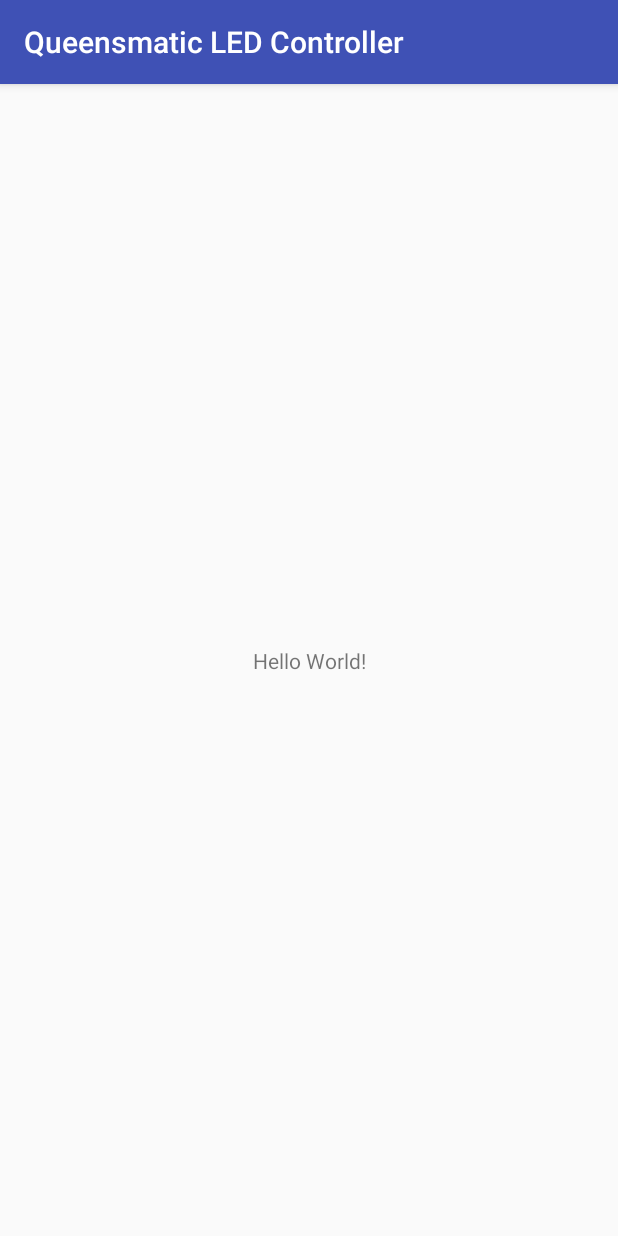
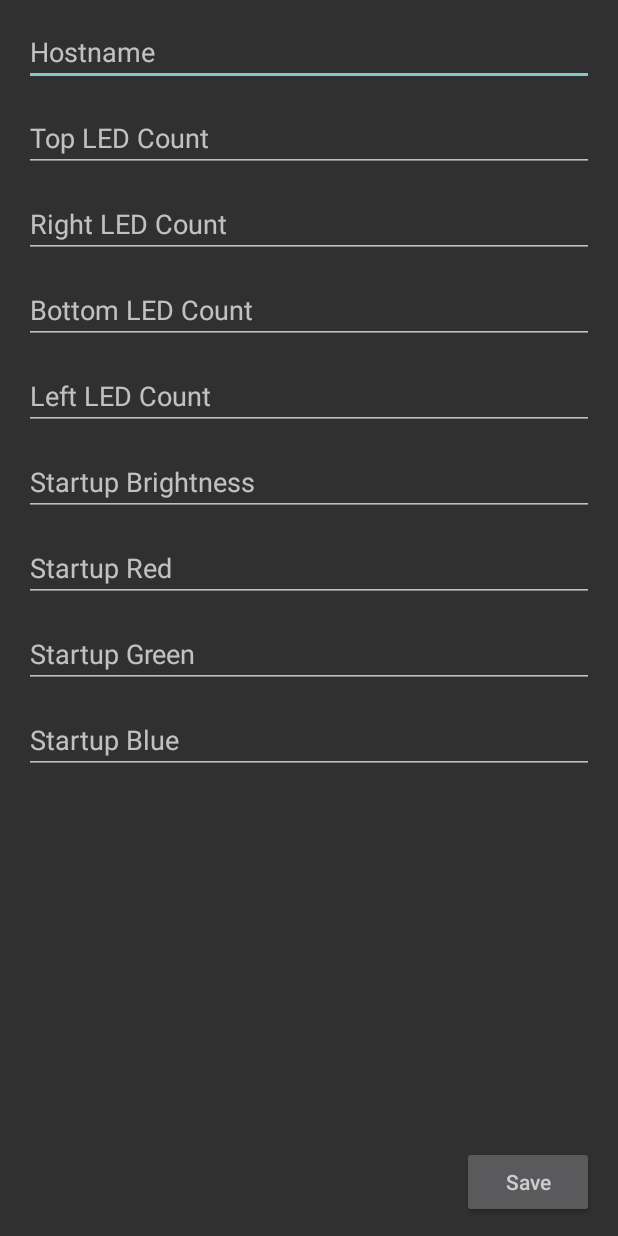
Before and after one commit to paulmandal/queensmatic, an Android app: the screen it shows after launch (MainActivity before the commit, ConfigActivity after it), on a phone screen of 412 x 824 dp. Run offline under Robolectric (Android 15) with nearby library versions, the phone set to English and light mode, and no system bars; 1 statement that could not run was skipped.

Commit message:
Fleshed out config activity a bit, taking a break to eat

```diff
--- a/QueensmaticLEDController/app/build.gradle
+++ b/QueensmaticLEDController/app/build.gradle
@@ -5,7 +5,7 @@ android {
     buildToolsVersion "25.0.2"
     defaultConfig {
         applicationId "com.paulmandal.queensmaticledcontroller"
-        minSdkVersion 14
+        minSdkVersion 19
         targetSdkVersion 25
         versionCode 1
         versionName "1.0"
--- /dev/null
+++ b/QueensmaticLEDController/app/src/main/java/com/paulmandal/queensmaticledcontroller/ConfigActivity.java
@@ -0,0 +1,175 @@
+package com.paulmandal.queensmaticledcontroller;
+
+import android.content.DialogInterface;
+import android.content.Intent;
+import android.os.Bundle;
+import android.support.v7.app.AlertDialog;
+import android.support.v7.app.AppCompatActivity;
+import android.view.View;
+import android.widget.Button;
+import android.widget.TextView;
+
+import com.paulmandal.queensmaticledcontroller.api.ApiConnection;
+import com.paulmandal.queensmaticledcontroller.data.AppConfiguration;
+import com.paulmandal.queensmaticledcontroller.data.Configuration;
+
+/**
+ * Config activity - update API and app configuration
+ */
+
+public class ConfigActivity extends AppCompatActivity {
+
+    /**
+     * API Connection
+     */
+    ApiConnection mApiConnection;
+
+    /**
+     * Current application configuration
+     */
+    AppConfiguration mAppConfiguration;
+
+    /**
+     * Current LED strip configuration
+     */
+    Configuration mConfiguration = null;
+
+    /**
+     * References to UI elements
+     */
+    TextView mHostname;
+    TextView mTopLedCount;
+    TextView mRightLedCount;
+    TextView mBottomLedCount;
+    TextView mLeftLedCount;
+    TextView mStartupBrightness;
+    TextView mStartupRed;
+    TextView mStartupGreen;
+    TextView mStartupBlue;
+    Button mSaveButton;
+
+    /**
+     * Error alert dialog
+     */
+    private AlertDialog mAlertDialog;
+
+    @Override
+    protected void onCreate(Bundle savedInstanceState) {
+        super.onCreate(savedInstanceState);
+        setContentView(R.layout.activity_config);
+
+        // Get UI element references
+        mHostname = (TextView)findViewById(R.id.hostname);
+        mTopLedCount = (TextView)findViewById(R.id.top_led_count);
+        mRightLedCount = (TextView)findViewById(R.id.right_led_count);
+        mBottomLedCount = (TextView)findViewById(R.id.bottom_led_count);
+        mLeftLedCount = (TextView)findViewById(R.id.left_led_count);
+        mStartupBrightness = (TextView)findViewById(R.id.startup_brightness);
+        mStartupRed = (TextView)findViewById(R.id.startup_red);
+        mStartupGreen = (TextView)findViewById(R.id.startup_green);
+        mStartupBlue = (TextView)findViewById(R.id.startup_blue);
+        mSaveButton = (Button)findViewById(R.id.button_save);
+
+        mHostname.setOnFocusChangeListener(mHostnameFocusListener);
+        mSaveButton.setOnClickListener(mSaveButtonListener);
+
+        mAppConfiguration = new AppConfiguration(this);
+        mApiConnection = new ApiConnection();
+    }
+
+    @Override
+    public void onResume() {
+        super.onResume();
+        // Fetch config if hostname is available
+        String hostname = mAppConfiguration.getHostname();
+        if(hostname != null) {
+            mHostname.setText(hostname);
+        } else {
+            mHostname.requestFocus();
+        }
+    }
+
+    @Override
+    public void onPause() {
+        if(mAlertDialog != null) {
+            mAlertDialog.dismiss();
+        }
+        super.onPause();
+    }
+
+    /**
+     * Hostname focus listener - attempts to store hostname when it changes & refresh settings from
+     * API
+     */
+    private View.OnFocusChangeListener mHostnameFocusListener = new View.OnFocusChangeListener() {
+        @Override
+        public void onFocusChange(View v, boolean hasFocus) {
+            if(hasFocus) {
+                String hostname = mHostname.getText().toString();
+                if(!hostname.equals(mAppConfiguration.getHostname())) {
+                    mConfiguration = mApiConnection.fetchConfiguration(hostname);
+                    if(mConfiguration != null) {
+                        updateEditTexts();
+                    } else {
+                        hostnameError();
+                    }
+                }
+            }
+        }
+    };
+
+    /**
+     * Save button listener - sends settings to the API
+     */
+    private View.OnClickListener mSaveButtonListener = new View.OnClickListener() {
+        @Override
+        public void onClick(View v) {
+            // Package API settings and send them to the API
+            int topLedCount = Integer.parseInt(mTopLedCount.getText().toString());
+            int rightLedCount = Integer.parseInt(mRightLedCount.getText().toString());
+            int bottomLedCount = Integer.parseInt(mBottomLedCount.getText().toString());
+            int leftLedCount = Integer.parseInt(mLeftLedCount.getText().toString());
+            int startupBrightness = Integer.parseInt(mStartupBrightness.getText().toString());
+            int startupRed = Integer.parseInt(mStartupRed.getText().toString());
+            int startupGreen = Integer.parseInt(mStartupGreen.getText().toString());
+            int startupBlue = Integer.parseInt(mStartupBlue.getText().toString());
+
+            Configuration configuration = new Configuration(topLedCount, rightLedCount,
+                    bottomLedCount, leftLedCount, startupBrightness, startupRed,
+                    startupGreen, startupBlue);
+        }
+    };
+
+    /**
+     * Update the EditTexts on this screen with configuration from the API
+     */
+    private void updateEditTexts() {
+        mTopLedCount.setText(mConfiguration.topLedCount);
+        mRightLedCount.setText(mConfiguration.rightLedCount);
+        mBottomLedCount.setText(mConfiguration.bottomLedCount);
+        mLeftLedCount.setText(mConfiguration.leftLedCount);
+        mStartupBrightness.setText(mConfiguration.startupBrightness);
+        mStartupRed.setText(mConfiguration.startupRed);
+        mStartupGreen.setText(mConfiguration.startupGreen);
+        mStartupBlue.setText(mConfiguration.startupBlue);
+    }
+
+    /**
+     * Display an error dialog and refocus hostname
+     */
+    private void hostnameError() {
+        mAlertDialog = new AlertDialog.Builder(this)
+                .setTitle(getString(R.string.error_dialog_title, mHostname.getText()))
+                .setMessage(getString(R.string.error_dialog_message))
+                .setPositiveButton(android.R.string.ok, new DialogInterface.OnClickListener() {
+                    public void onClick(DialogInterface dialog, int which) {
+                        mHostname.setText("");
+                        mHostname.requestFocus();
+                    }
+                })
+                .setIcon(android.R.drawable.ic_dialog_alert)
+                .show();
+
+    }
+
+}
--- /dev/null
+++ b/QueensmaticLEDController/app/src/main/java/com/paulmandal/queensmaticledcontroller/ConfigCheck.java
@@ -0,0 +1,38 @@
+package com.paulmandal.queensmaticledcontroller;
+
+import android.content.Intent;
+import android.os.Bundle;
+import android.support.v7.app.AppCompatActivity;
+
+import com.paulmandal.queensmaticledcontroller.data.AppConfiguration;
+
+/**
+ * Initial check for the presence of hostname - if no hostname is found redirect to the settings
+ * activity
+ */
+
+public class ConfigCheck  extends AppCompatActivity {
+
+    @Override
+    protected void onCreate(Bundle savedInstanceState) {
+        super.onCreate(savedInstanceState);
+        setContentView(R.layout.activity_config_check);
+    }
+
+    @Override
+    public void onResume() {
+        super.onResume();
+        Intent i;
+        AppConfiguration appConfiguration = new AppConfiguration(this);
+        if(appConfiguration.getHostname() == null) {
+            // Head to Config activity
+            i = new Intent(this, ConfigActivity.class);
+        } else {
+            // Head to Drawing activity
+            i = new Intent(this, DrawingActivity.class);
+        }
+        startActivity(i);
+        finish();
+    }
+
+}
--- /dev/null
+++ b/QueensmaticLEDController/app/src/main/java/com/paulmandal/queensmaticledcontroller/DrawingActivity.java
@@ -0,0 +1,33 @@
+package com.paulmandal.queensmaticledcontroller;
+
+import android.os.Bundle;
+import android.support.v7.app.AppCompatActivity;
+import android.view.View;
+
+/**
+ * Drawing activity - update LEDs via touch
+ */
+
+public class DrawingActivity extends AppCompatActivity {
+
+    @Override
+    protected void onCreate(Bundle savedInstanceState) {
+        super.onCreate(savedInstanceState);
+        setContentView(R.layout.activity_drawing);
+    }
+
+    @Override
+    public void onWindowFocusChanged(boolean hasFocus) {
+        super.onWindowFocusChanged(hasFocus);
+        if (hasFocus) {
+            getWindow().getDecorView().setSystemUiVisibility(
+                    View.SYSTEM_UI_FLAG_LAYOUT_STABLE
+                            | View.SYSTEM_UI_FLAG_LAYOUT_HIDE_NAVIGATION
+                            | View.SYSTEM_UI_FLAG_LAYOUT_FULLSCREEN
+                            | View.SYSTEM_UI_FLAG_HIDE_NAVIGATION
+                            | View.SYSTEM_UI_FLAG_FULLSCREEN
+                            | View.SYSTEM_UI_FLAG_IMMERSIVE_STICKY);
+        }
+    }
+
+}
--- a/QueensmaticLEDController/app/src/main/java/com/paulmandal/queensmaticledcontroller/MainActivity.java
+++ /dev/null
@@ -1,13 +0,0 @@
-package com.paulmandal.queensmaticledcontroller;
-
-import android.support.v7.app.AppCompatActivity;
-import android.os.Bundle;
-
-public class MainActivity extends AppCompatActivity {
-
-    @Override
-    protected void onCreate(Bundle savedInstanceState) {
-        super.onCreate(savedInstanceState);
-        setContentView(R.layout.activity_main);
-    }
-}
--- /dev/null
+++ b/QueensmaticLEDController/app/src/main/java/com/paulmandal/queensmaticledcontroller/api/ApiConnection.java
@@ -0,0 +1,14 @@
+package com.paulmandal.queensmaticledcontroller.api;
+
+import com.paulmandal.queensmaticledcontroller.data.Configuration;
+
+/**
+ * Handles communication with the API
+ */
+
+public class ApiConnection {
+
+    public Configuration fetchConfiguration(String hostname) {
+        // TODO: fetch config from hostname
+    }
+}
--- /dev/null
+++ b/QueensmaticLEDController/app/src/main/java/com/paulmandal/queensmaticledcontroller/data/Led.java
@@ -0,0 +1,42 @@
+package com.paulmandal.queensmaticledcontroller.data;
+
+/**
+ * State for an LED
+ */
+
+public class Led {
+
+    /**
+     * Index of this LED on the strip
+     */
+    public final int ledNumber;
+
+    /**
+     * Current LED brightness
+     */
+    public int brightness;
+
+    /**
+     * Current LED red level
+     */
+    public int red;
+
+    /**
+     * Current LED blue level
+     */
+    public int blue;
+
+    /**
+     * Current LED green level
+     */
+    public int green;
+
+    public Led(int ledNumber, int brightness, int red, int green, int blue) {
+        this.ledNumber = ledNumber;
+        this.brightness = brightness;
+        this.red = red;
+        this.green = green;
+        this.blue = blue;
+    }
+
+}
--- /dev/null
+++ b/QueensmaticLEDController/app/src/main/res/layout/activity_config.xml
@@ -0,0 +1,106 @@
+<?xml version="1.0" encoding="utf-8"?>
+<RelativeLayout xmlns:android="http://schemas.android.com/apk/res/android"
+    android:layout_width="match_parent"
+    android:layout_height="match_parent">
+
+    <EditText
+        android:id="@+id/hostname"
+        android:layout_width="match_parent"
+        android:layout_height="wrap_content"
+        android:ems="10"
+        style="@style/edit_text_default"
+        android:inputType="text"
+        android:hint="@string/hostname"
+        android:layout_alignParentTop="true"
+        android:layout_centerHorizontal="true" />
+
+    <EditText
+        android:id="@+id/top_led_count"
+        android:layout_width="match_parent"
+        android:layout_height="wrap_content"
+        android:ems="10"
+        style="@style/edit_text_default"
+        android:inputType="number"
+        android:hint="@string/top_led_count"
+        android:layout_below="@+id/hostname" />
+
+    <EditText
+        android:id="@+id/right_led_count"
+        android:layout_width="match_parent"
+        android:layout_height="wrap_content"
+        android:ems="10"
+        style="@style/edit_text_default"
+        android:inputType="number"
+        android:hint="@string/right_led_count"
+        android:layout_below="@+id/top_led_count" />
+
+    <EditText
+        android:id="@+id/bottom_led_count"
+        android:layout_width="match_parent"
+        android:layout_height="wrap_content"
+        android:ems="10"
+        style="@style/edit_text_default"
+        android:inputType="number"
+        android:hint="@string/bottom_led_count"
+        android:layout_below="@+id/right_led_count" />
+
+    <EditText
+        android:id="@+id/left_led_count"
+        android:layout_width="match_parent"
+        android:layout_height="wrap_content"
+        android:ems="10"
+        style="@style/edit_text_default"
+        android:inputType="number"
+        android:hint="@string/left_led_count"
+        android:layout_below="@+id/bottom_led_count" />
+
+    <EditText
+        android:id="@+id/startup_brightness"
+        android:layout_width="match_parent"
+        android:layout_height="wrap_content"
+        android:ems="10"
+        style="@style/edit_text_default"
+        android:inputType="number"
+        android:hint="@string/startup_brightness"
+        android:layout_below="@+id/left_led_count" />
+
+    <EditText
+        android:id="@+id/startup_red"
+        android:layout_width="match_parent"
+        android:layout_height="wrap_content"
+        android:ems="10"
+        style="@style/edit_text_default"
+        android:inputType="number"
+        android:hint="@string/startup_red"
+        android:layout_below="@+id/startup_brightness" />
+
+    <EditText
+        android:id="@+id/startup_green"
+        android:layout_width="match_parent"
+        android:layout_height="wrap_content"
+        android:ems="10"
+        style="@style/edit_text_default"
+        android:inputType="number"
+        android:hint="@string/startup_green"
+        android:layout_below="@+id/startup_red" />
+
+    <EditText
+        android:id="@+id/startup_blue"
+        android:layout_width="match_parent"
+        android:layout_height="wrap_content"
+        android:ems="10"
+        style="@style/edit_text_default"
+        android:inputType="number"
+        android:hint="@string/startup_blue"
+        android:layout_below="@+id/startup_green" />
+
+    <Button
+        android:id="@+id/button_save"
+        android:layout_width="wrap_content"
+        android:layout_height="wrap_content"
+        android:layout_marginBottom="12dp"
+        android:layout_alignEnd="@+id/startup_blue"
+        android:layout_alignParentBottom="true"
+        android:hint="@string/button_save" />
+
+</RelativeLayout>
--- /dev/null
+++ b/QueensmaticLEDController/app/src/main/res/layout/activity_config_check.xml
@@ -0,0 +1,6 @@
+<?xml version="1.0" encoding="utf-8"?>
+<LinearLayout xmlns:android="http://schemas.android.com/apk/res/android"
+    android:orientation="vertical" android:layout_width="match_parent"
+    android:layout_height="match_parent">
+
+</LinearLayout>
--- /dev/null
+++ b/QueensmaticLEDController/app/src/main/res/layout/activity_drawing.xml
@@ -0,0 +1,6 @@
+<?xml version="1.0" encoding="utf-8"?>
+<LinearLayout xmlns:android="http://schemas.android.com/apk/res/android"
+    android:orientation="vertical" android:layout_width="match_parent"
+    android:layout_height="match_parent">
+
+</LinearLayout>
--- a/QueensmaticLEDController/app/src/main/res/layout/activity_main.xml
+++ /dev/null
@@ -1,18 +0,0 @@
-<?xml version="1.0" encoding="utf-8"?>
-<android.support.constraint.ConstraintLayout xmlns:android="http://schemas.android.com/apk/res/android"
-    xmlns:app="http://schemas.android.com/apk/res-auto"
-    xmlns:tools="http://schemas.android.com/tools"
-    android:layout_width="match_parent"
-    android:layout_height="match_parent"
-    tools:context="com.paulmandal.queensmaticledcontroller.MainActivity">
-
-    <TextView
-        android:layout_width="wrap_content"
-        android:layout_height="wrap_content"
-        android:text="Hello World!"
-        app:layout_constraintBottom_toBottomOf="parent"
-        app:layout_constraintLeft_toLeftOf="parent"
-        app:layout_constraintRight_toRightOf="parent"
-        app:layout_constraintTop_toTopOf="parent" />
-
-</android.support.constraint.ConstraintLayout>
--- a/QueensmaticLEDController/app/src/main/res/values/strings.xml
+++ b/QueensmaticLEDController/app/src/main/res/values/strings.xml
@@ -1,3 +1,17 @@
 <resources>
     <string name="app_name">Queensmatic LED Controller</string>
+
+    <!-- Config Activity -->
+    <string name="hostname">Hostname</string>
+    <string name="top_led_count">Top LED Count</string>
+    <string name="right_led_count">Right LED Count</string>
+    <string name="bottom_led_count">Bottom LED Count</string>
+    <string name="left_led_count">Left LED Count</string>
+    <string name="startup_brightness">Startup Brightness</string>
+    <string name="startup_red">Startup Red</string>
+    <string name="startup_green">Startup Green</string>
+    <string name="startup_blue">Startup Blue</string>
+    <string name="button_save">Save</string>
+    <string name="error_dialog_title">Error connecting to host: %1$s</string>
+    <string name="error_dialog_message">Re-enter the hostname and try again.</string>
 </resources>
--- a/QueensmaticLEDController/app/src/main/res/values/styles.xml
+++ b/QueensmaticLEDController/app/src/main/res/values/styles.xml
@@ -1,11 +1,13 @@
 <resources>
 
-    <!-- Base application theme. -->
-    <style name="AppTheme" parent="Theme.AppCompat.Light.DarkActionBar">
-        <!-- Customize your theme here. -->
-        <item name="colorPrimary">@color/colorPrimary</item>
-        <item name="colorPrimaryDark">@color/colorPrimaryDark</item>
-        <item name="colorAccent">@color/colorAccent</item>
+    <style name="AppTheme" parent="Theme.AppCompat.NoActionBar">
+        <item name="android:editTextStyle">@style/edit_text_default</item>
+    </style>
+
+    <style name="edit_text_default" parent="android:style/Widget.EditText">
+        <item name="android:layout_marginTop">12dp</item>
+        <item name="android:layout_marginLeft">16dp</item>
+        <item name="android:layout_marginRight">16dp</item>
     </style>
 
 </resources>
```
Also changed, not shown: QueensmaticLEDController/app/src/main/AndroidManifest.xml (+6 -4 lines), 1 other file.
